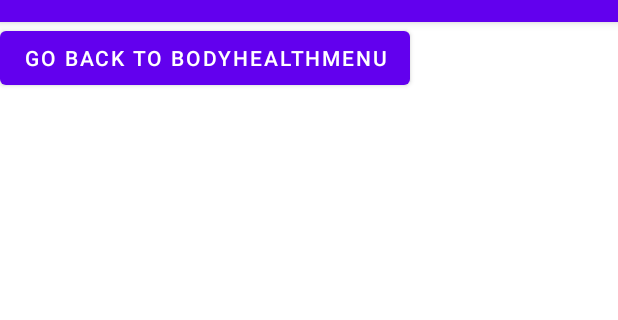
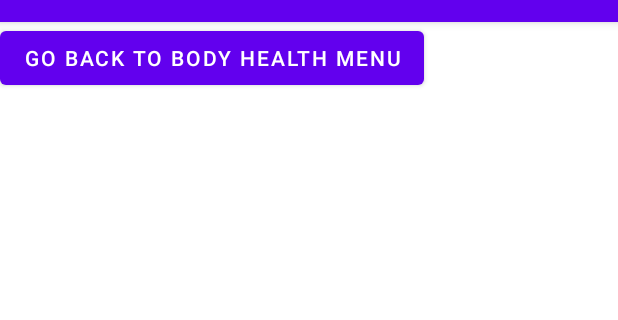
Before and after one commit to TheLizardKing45/HealthCompanion, an Android app: the BodyHealthWeightActivity screen opened directly, with no data from a screen before it, on a phone screen of 412 x 824 dp, the part 62-382 px from its top. Run offline under Robolectric (Android 15) with nearby library versions, the phone set to English and light mode, and no system bars.

```diff
--- a/app/src/main/java/com/example/myapplication/BodyMenuActivity.java
+++ b/app/src/main/java/com/example/myapplication/BodyMenuActivity.java
@@ -19,6 +19,7 @@ public class BodyMenuActivity extends AppCompatActivity {
         configureGoalsButton();
         configureBodyHealthExerciseButton();
         configureBodyHealthBloodPressureButton();
+        configureBodyHealthWeight();
     }
 
 
--- a/app/src/main/res/layout/activity_body_health_weight.xml
+++ b/app/src/main/res/layout/activity_body_health_weight.xml
@@ -7,7 +7,7 @@
         tools:context=".BodyHealthWeightActivity">
 
     <Button
-            android:text="Go Back to BodyHealthMenu"
+            android:text="Go Back to Body Health Menu"
             android:layout_width="wrap_content"
             android:layout_height="wrap_content"
             android:id="@+id/bodyHealthMenuButton"
```
